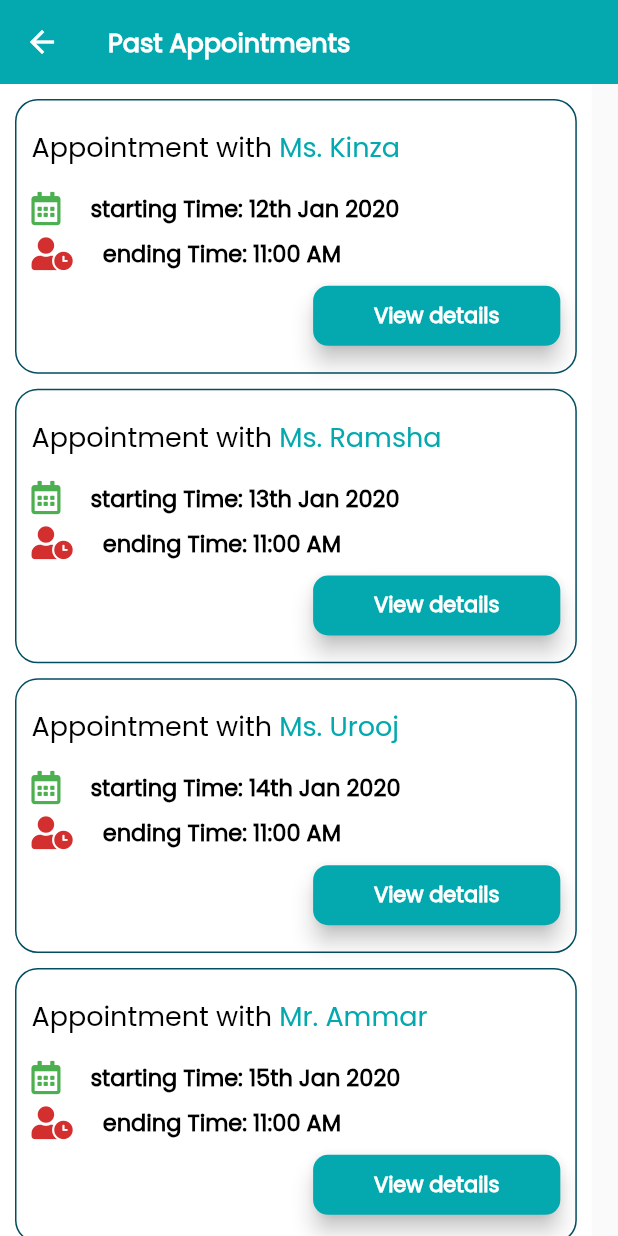
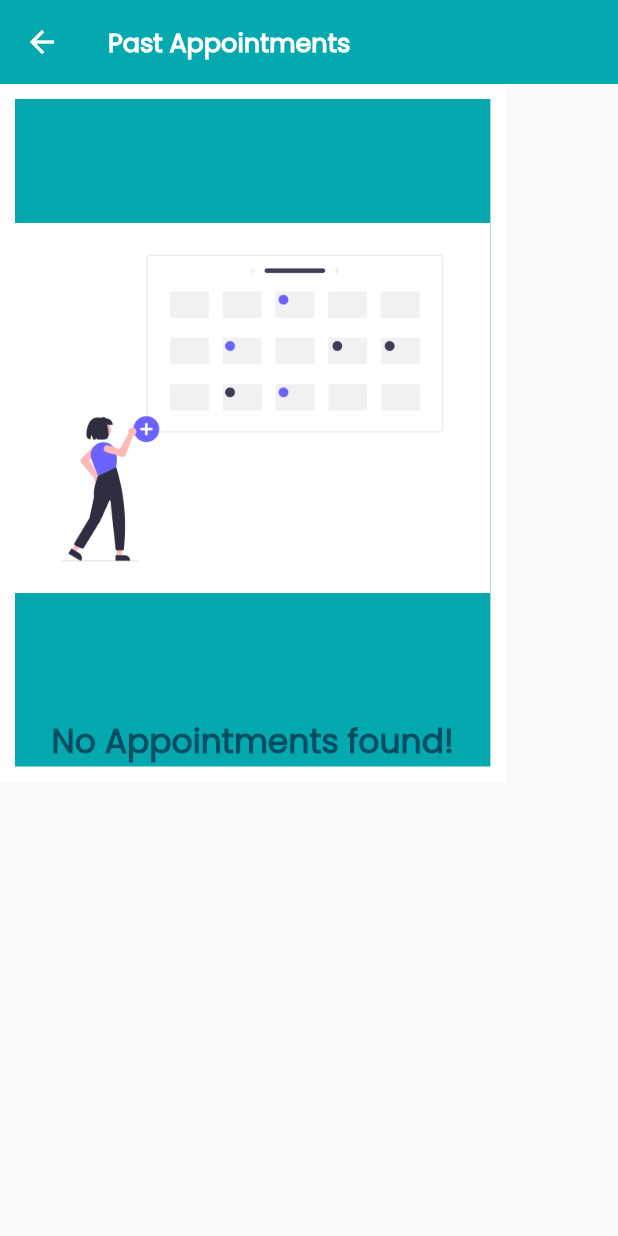
Before and after one commit to rzaheer/Rehnuma-Mentor, a Flutter app: the MentorPastAppointments screen opened directly, on a phone screen of 412 x 824 dp. Run offline on Flutter 3.47's test engine with Material 2 defaults, Android fonts, the phone set to English and light mode, and no system bars; our stand-ins replace cloud_firestore, email_validator, firebase_auth, firebase_core, fluttertoast, font_awesome_flutter and 2 more; accounts and stored records are empty; statements that could not run were skipped.

```diff
--- a/lib/Screens/Mentor/MentorHome/MentorPastAppointments.dart/MentorPastApp.dart
+++ b/lib/Screens/Mentor/MentorHome/MentorPastAppointments.dart/MentorPastApp.dart
@@ -1,5 +1,10 @@
 import 'package:flutter/material.dart';
+import 'package:provider/provider.dart';
 import 'package:rehnuma_mentor/CustomWidgets/Appointmentcard.dart';
+import 'package:rehnuma_mentor/Screens/Mentor/MentorHome/Mentorscheduledapp.dart/noAppointmentFound.dart';
+import 'package:rehnuma_mentor/models/appointmentModel.dart';
+import 'package:rehnuma_mentor/services/Providers/MentorProvider.dart';
+import 'package:rehnuma_mentor/services/firebase_api.dart';
 
 import '../../../../Global.dart';
 
@@ -9,6 +14,28 @@ class MentorPastAppointments extends StatefulWidget {
 }
 
 class _MentorPastAppointmentsState extends State<MentorPastAppointments> {
+  List<AppointmentModel> appointments = [];
+  Future getPastAppointments(String mentorId) async {
+    await FirebaseApi().getPastAppointments(mentorId)
+       // getActiveAppointments(studentProvider.currStudent.studentId)
+        .then((value) {
+      if (value != null) {
+        print(value);
+        setState(() {
+          appointments.addAll(value);
+        });
+      }
+    });
+  }
+
+  @override
+  void initState() {
+    // TODO: implement initState
+    super.initState();
+    var menProvider = Provider.of<MentorProvider>(context, listen: false);
+    getPastAppointments(menProvider.currMentor.mentorId);
+  }
+
   @override
   Widget build(BuildContext context) {
     return Scaffold(
@@ -32,43 +59,62 @@ class _MentorPastAppointmentsState extends State<MentorPastAppointments> {
           child: Column(
             mainAxisAlignment: MainAxisAlignment.start,
             crossAxisAlignment: CrossAxisAlignment.center,
-            children: [
-              CustomCard(
-                  docname: 'Ms. Kinza',
-                  dateDay: '12th Jan 2020',
-                  time: '11:00 AM'),
-              SizedBox(
-                height: 10,
-              ),
-              CustomCard(
-                  docname: 'Ms. Ramsha',
-                  dateDay: '13th Jan 2020',
-                  time: '11:00 AM'),
-              SizedBox(
-                height: 10,
-              ),
-              CustomCard(
-                  docname: 'Ms. Urooj',
-                  dateDay: '14th Jan 2020',
-                  time: '11:00 AM'),
-              SizedBox(
-                height: 10,
-              ),
-              CustomCard(
-                  docname: 'Mr. Ammar',
-                  dateDay: '15th Jan 2020',
-                  time: '11:00 AM'),
-              SizedBox(
-                height: 10,
-              ),
-              CustomCard(
-                  docname: 'Mr. Omama',
-                  dateDay: '16th Jan 2020',
-                  time: '11:00 AM'),
+            children: [appointments.length == 0
+                ? NoAppointmentsFound()
+                : ListView.builder(
+                    shrinkWrap: true,
+                    primary: false,
+                    itemCount: appointments.length,
+                    itemBuilder: (_, i) {
+                      return CustomCard(
+                  docname: '${appointments[i].studentName}',
+                  dateDay: '${appointments[i].startTime}',
+                  time: '${appointments[i].endTime}',
+                  appModel: appointments[i],
+                  );
+                      // AppointmentCard(
+                      //   appointmentModel: appointments[i],
+                      //   isPast: true,
+                      // );
+                    })
+,
+              // CustomCard(
+              //     docname: 'Ms. Kinza',
+              //     dateDay: '12th Jan 2020',
+              //     time: '11:00 AM'),
+              // SizedBox(
+              //   height: 10,
+              // ),
+              // CustomCard(
+              //     docname: 'Ms. Ramsha',
+              //     dateDay: '13th Jan 2020',
+              //     time: '11:00 AM'),
+              // SizedBox(
+              //   height: 10,
+              // ),
+              // CustomCard(
+              //     docname: 'Ms. Urooj',
+              //     dateDay: '14th Jan 2020',
+              //     time: '11:00 AM'),
+              // SizedBox(
+              //   height: 10,
+              // ),
+              // CustomCard(
+              //     docname: 'Mr. Ammar',
+              //     dateDay: '15th Jan 2020',
+              //     time: '11:00 AM'),
+              // SizedBox(
+              //   height: 10,
+              // ),
+              // CustomCard(
+              //     docname: 'Mr. Omama',
+              //     dateDay: '16th Jan 2020',
+              //     time: '11:00 AM'),
             ],
           ),
         ),
       ),
     );
+
   }
 }
```
Also changed, not shown: lib/Screens/Mentor/MentorHome/mentorhome.dart (+5 -5 lines), lib/services/firebase_api.dart (+24 -0 lines).
